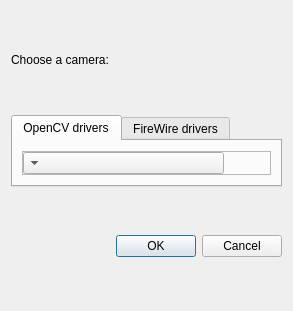
The window that src/CameraDialog.ui (markus-wa/glmixer-mirror) describes before a commit, drawn with Qt 5.
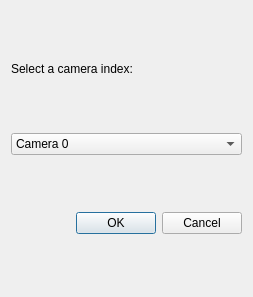
The same window after the commit. Icons and pictures are not drawn.

Commit message: Simplified Camera dialog (for OpenCV only).

Diff of the .ui file:
```diff
--- a/src/CameraDialog.ui
+++ b/src/CameraDialog.ui
@@ -9,8 +9,8 @@
    <rect>
     <x>0</x>
     <y>0</y>
-    <width>293</width>
-    <height>311</height>
+    <width>253</width>
+    <height>297</height>
    </rect>
   </property>
   <property name="windowTitle">
@@ -29,99 +29,28 @@
       </sizepolicy>
      </property>
      <property name="text">
-      <string>Choose a camera:</string>
+      <string>Select a camera index:</string>
      </property>
     </widget>
    </item>
    <item>
-    <widget class="QTabWidget" name="tabWidget">
-     <property name="enabled">
-      <bool>true</bool>
-     </property>
+    <widget class="QComboBox" name="opencvComboBox">
      <property name="sizePolicy">
-      <sizepolicy hsizetype="Expanding" vsizetype="Maximum">
+      <sizepolicy hsizetype="Expanding" vsizetype="Fixed">
        <horstretch>0</horstretch>
        <verstretch>0</verstretch>
       </sizepolicy>
      </property>
-     <property name="currentIndex">
-      <number>0</number>
-     </property>
-     <widget class="QWidget" name="tabOpencv">
-      <property name="layoutDirection">
-       <enum>Qt::RightToLeft</enum>
+     <item>
+      <property name="text">
+       <string>Camera 0</string>
       </property>
-      <attribute name="title">
-       <string>OpenCV drivers</string>
-      </attribute>
-      <layout class="QVBoxLayout" name="verticalLayout_2">
-       <item>
-        <widget class="QFrame" name="frame_2">
-         <property name="sizePolicy">
-          <sizepolicy hsizetype="Expanding" vsizetype="Maximum">
-           <horstretch>0</horstretch>
-           <verstretch>0</verstretch>
-          </sizepolicy>
-         </property>
-         <property name="frameShape">
-          <enum>QFrame::StyledPanel</enum>
-         </property>
-         <property name="frameShadow">
-          <enum>QFrame::Raised</enum>
-         </property>
-         <layout class="QHBoxLayout" name="horizontalLayout">
-          <property name="margin">
-           <number>0</number>
-          </property>
-          <item>
-           <widget class="QPushButton" name="opencvRefreshButton">
-            <property name="sizePolicy">
-             <sizepolicy hsizetype="Maximum" vsizetype="Fixed">
-              <horstretch>0</horstretch>
-              <verstretch>0</verstretch>
-             </sizepolicy>
-            </property>
-            <property name="text">
-             <string/>
-            </property>
-            <property name="icon">
-             <iconset resource="../icons.qrc">
-              <normaloff>:/glmixer/icons/view-refresh.png</normaloff>:/glmixer/icons/view-refresh.png</iconset>
-            </property>
-            <property name="iconSize">
-             <size>
-              <width>18</width>
-              <height>18</height>
-             </size>
-            </property>
-            <property name="flat">
-             <bool>true</bool>
-            </property>
-           </widget>
-          </item>
-          <item>
-           <widget class="QComboBox" name="opencvComboBox">
-            <property name="sizePolicy">
-             <sizepolicy hsizetype="Expanding" vsizetype="Fixed">
-              <horstretch>0</horstretch>
-              <verstretch>0</verstretch>
-             </sizepolicy>
-            </property>
-           </widget>
-          </item>
-         </layout>
-        </widget>
-       </item>
-      </layout>
-     </widget>
-     <widget class="QWidget" name="tabFirewire">
-      <property name="enabled">
-       <bool>false</bool>
+     </item>
+     <item>
+      <property name="text">
+       <string>Camera 1</string>
       </property>
-      <attribute name="title">
-       <string>FireWire drivers</string>
-      </attribute>
-     </widget>
+     </item>
     </widget>
    </item>
    <item>
```
The commit also changes 3 other files.
